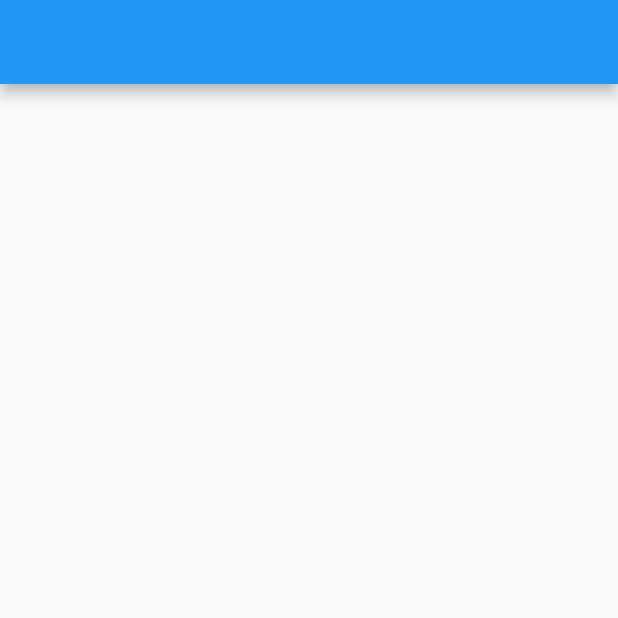
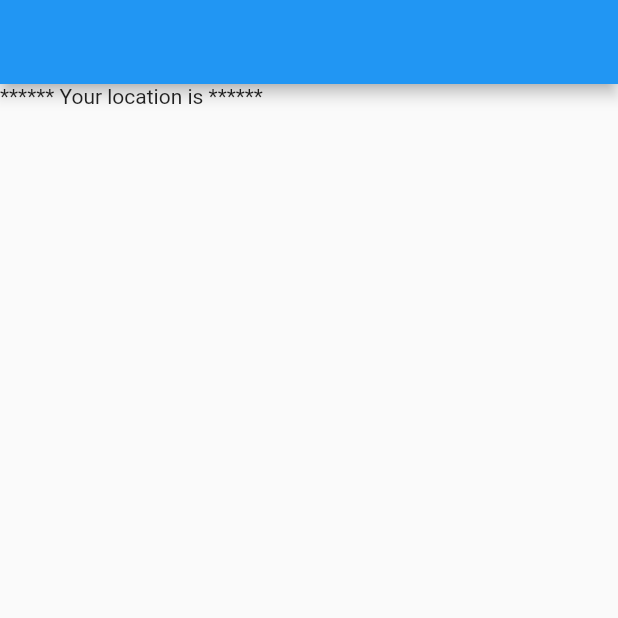
Before and after one commit to Danushan99/geolocation_flutter_API, a Flutter app: the screen it shows after launch, on a phone screen of 412 x 824 dp, the top half of it. Run offline on Flutter 3.47's test engine with Material 2 defaults, Android fonts, the phone set to English and light mode, and no system bars; our stand-ins replace geolocator; missing offline and left inert: dart:html.

Commit message:
3nd push

```diff
--- a/lib/main.dart
+++ b/lib/main.dart
@@ -16,7 +16,7 @@ class HomeScreen extends StatefulWidget {
 }
 
 class _HomeScreenState extends State<HomeScreen> {
-  String latitudeData = "";
+  String latitudeData = "";//declear values
   String longtudeData = "";
 
   @override
@@ -30,10 +30,11 @@ class _HomeScreenState extends State<HomeScreen> {
     final Geoposition = await Geolocator.getCurrentPosition(
         desiredAccuracy: LocationAccuracy.high);
 
-    setState(() {
+    setState(() { //save Data
       latitudeData = ' ${Geoposition.latitude}';
       longtudeData = ' ${Geoposition.longitude}';
-    });
+    }
+    );
   }
 
   @override
@@ -42,6 +43,7 @@ class _HomeScreenState extends State<HomeScreen> {
       appBar: AppBar(),
       body: Column(
         children: [
+          Text("****** Your location is ******"),
           Text(latitudeData),
           Text(longtudeData),
         ],
```
